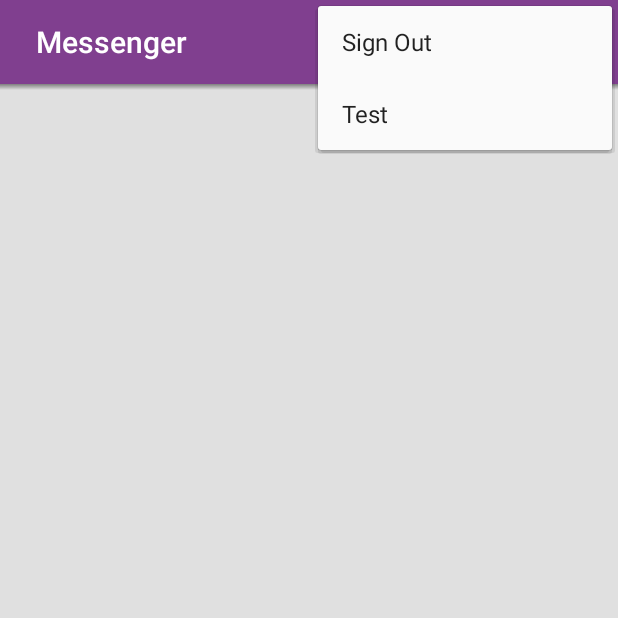
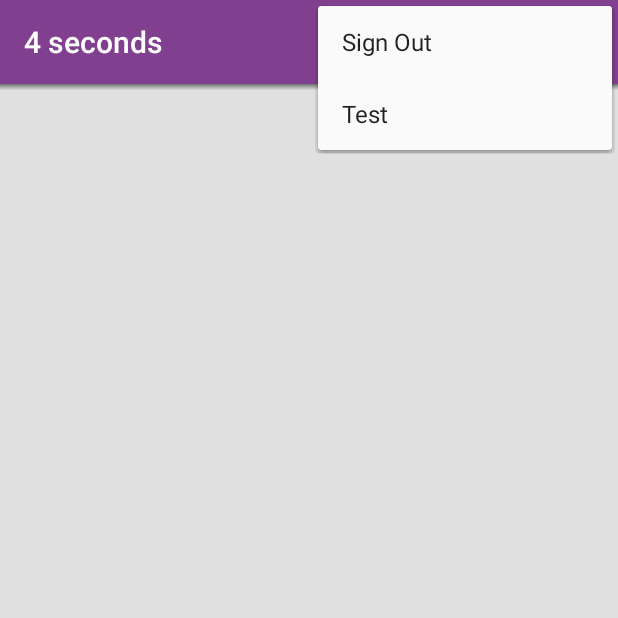
Before and after one commit to alboteanud/messenger-dan, an Android app: the screen it shows after launch (MainActivity), with the options menu open, on a phone screen of 412 x 824 dp, the top half of it. Run offline under Robolectric (Android 15) with nearby library versions, the phone set to English and light mode, and no system bars; our stand-ins replace Firebase (no records; nobody signed in at launch, a user with empty details on screens opened directly); libraries missing offline, so code that uses them is left out: com.firebase.ui; 2 statements that could not run were skipped.

Commit message:
change Add msg

```diff
--- a/app/build.gradle
+++ b/app/build.gradle
@@ -86,6 +86,10 @@ dependencies {
     annotationProcessor "androidx.lifecycle:lifecycle-compiler:$lifecycle_version"
     // use kapt for Kotlin
 
+    // Used in FacebookLoginActivity.
+    implementation 'com.facebook.android:facebook-login:4.38.1'
+    implementation 'com.android.support:customtabs:28.0.0'
+
 }
 
 apply plugin: 'com.google.gms.google-services'
--- a/app/src/main/java/com/craiovadata/android/messenger/MainActivity.kt
+++ b/app/src/main/java/com/craiovadata/android/messenger/MainActivity.kt
@@ -2,7 +2,9 @@ package com.craiovadata.android.messenger
 
 import android.app.Activity
 import android.content.Intent
+import android.net.Uri
 import android.os.Bundle
+import android.provider.Settings
 import android.view.Menu
 import android.view.MenuItem
 import androidx.annotation.StringRes
@@ -24,6 +26,9 @@ import com.google.firebase.firestore.DocumentSnapshot
 import com.google.firebase.firestore.FirebaseFirestore
 import com.google.firebase.firestore.Query
 import kotlinx.android.synthetic.main.activity_main.*
+import android.provider.Settings.ACTION_REQUEST_IGNORE_BATTERY_OPTIMIZATIONS
+
+
 
 class MainActivity : AppCompatActivity(),
         ConversationAdapter.OnRoomSelectedListener,
@@ -37,8 +42,6 @@ class MainActivity : AppCompatActivity(),
     override fun onCreate(savedInstanceState: Bundle?) {
         super.onCreate(savedInstanceState)
         setContentView(R.layout.activity_main)
-        setSupportActionBar(toolbar)
-        toolbar.logo = null
 
         viewModel = ViewModelProviders.of(this).get(MainActivityViewModel::class.java)
 
@@ -48,7 +51,7 @@ class MainActivity : AppCompatActivity(),
 
         if (currentUser != null) {
             uid = currentUser.uid
-            toolbar.title = currentUser.displayName
+            supportActionBar?.title = currentUser.displayName
             initListAdapter(uid)
         }
 
@@ -92,7 +95,7 @@ class MainActivity : AppCompatActivity(),
                 startSignIn()
             }
             R.id.menu_test -> {
-                startActivity(Intent(this@MainActivity, RecordActivity::class.java))
+
             }
         }
         return super.onOptionsItemSelected(item)
@@ -159,9 +162,9 @@ class MainActivity : AppCompatActivity(),
         val intent = AuthUI.getInstance().createSignInIntentBuilder()
                 .setAvailableProviders(listOf(
                         AuthUI.IdpConfig.GoogleBuilder().build(),
-                        AuthUI.IdpConfig.EmailBuilder().build(),
-                        AuthUI.IdpConfig.PhoneBuilder().build()
-//                        AuthUI.IdpConfig.FacebookBuilder().build(),
+//                        AuthUI.IdpConfig.EmailBuilder().build(),
+//                        AuthUI.IdpConfig.PhoneBuilder().build(),
+                        AuthUI.IdpConfig.FacebookBuilder().build()
 //                        AuthUI.IdpConfig.TwitterBuilder().build()
                 ))
                 .setIsSmartLockEnabled(false)
--- a/app/src/main/res/layout/activity_main.xml
+++ b/app/src/main/res/layout/activity_main.xml
@@ -6,24 +6,11 @@
     android:layout_height="match_parent"
     android:background="#E0E0E0">
 
-    <androidx.appcompat.widget.Toolbar
-        android:id="@+id/toolbar"
-        android:layout_width="match_parent"
-        android:layout_height="wrap_content"
-        android:background="@color/colorPrimary"
-        android:theme="@style/AppTheme"
-        app:logo="@drawable/ic_message_white_24px"
-        app:popupTheme="@style/Theme.AppCompat.Light.DarkActionBar"
-        app:title="@string/app_name"
-        app:titleMarginStart="24dp"
-        app:titleTextColor="@android:color/white" />
-
     <!-- Main Restaurants recycler -->
     <androidx.recyclerview.widget.RecyclerView
         android:id="@+id/recyclerConversations"
         android:layout_width="match_parent"
         android:layout_height="wrap_content"
-        android:layout_below="@+id/toolbar"
         android:background="@android:color/white"
         tools:listitem="@layout/item_room" />
 
@@ -31,7 +18,6 @@
     <View
         android:layout_width="match_parent"
         android:layout_height="4dp"
-        android:layout_below="@+id/toolbar"
         android:background="@drawable/bg_shadow" />
 
 
--- a/app/src/main/res/values/strings.xml
+++ b/app/src/main/res/values/strings.xml
@@ -1,7 +1,7 @@
 <?xml version="1.0" encoding="utf-8"?>
 
 <resources>
-    <string name="app_name">Messenger</string>
+    <string name="app_name">4 seconds</string>
 
     <string name="sign_out">Sign Out</string>
 
--- a/app/src/main/res/values/styles.xml
+++ b/app/src/main/res/values/styles.xml
@@ -3,7 +3,7 @@
 <resources>
 
     <!-- Base application theme. -->
-    <style name="AppTheme" parent="Theme.AppCompat.Light.NoActionBar">
+    <style name="AppTheme" parent="Theme.AppCompat.Light.DarkActionBar">
         <!-- Customize your theme here. -->
         <item name="colorPrimary">@color/colorPrimary</item>
         <item name="colorPrimaryDark">@color/colorPrimaryDark</item>
```
Also changed, not shown: app/src/main/AndroidManifest.xml (+12 -4 lines), app/src/main/java/com/craiovadata/android/messenger/DetailsActivity.kt (+45 -37 lines), app/src/main/java/com/craiovadata/android/messenger/services/MyMessagingService.kt (renamed from app/src/main/java/com/craiovadata/android/messenger/services/MyFirebaseMessagingService.kt, +4 -4 lines), app/src/main/res/layout/activity_details.xml (+4 -53 lines), 1 other file.
